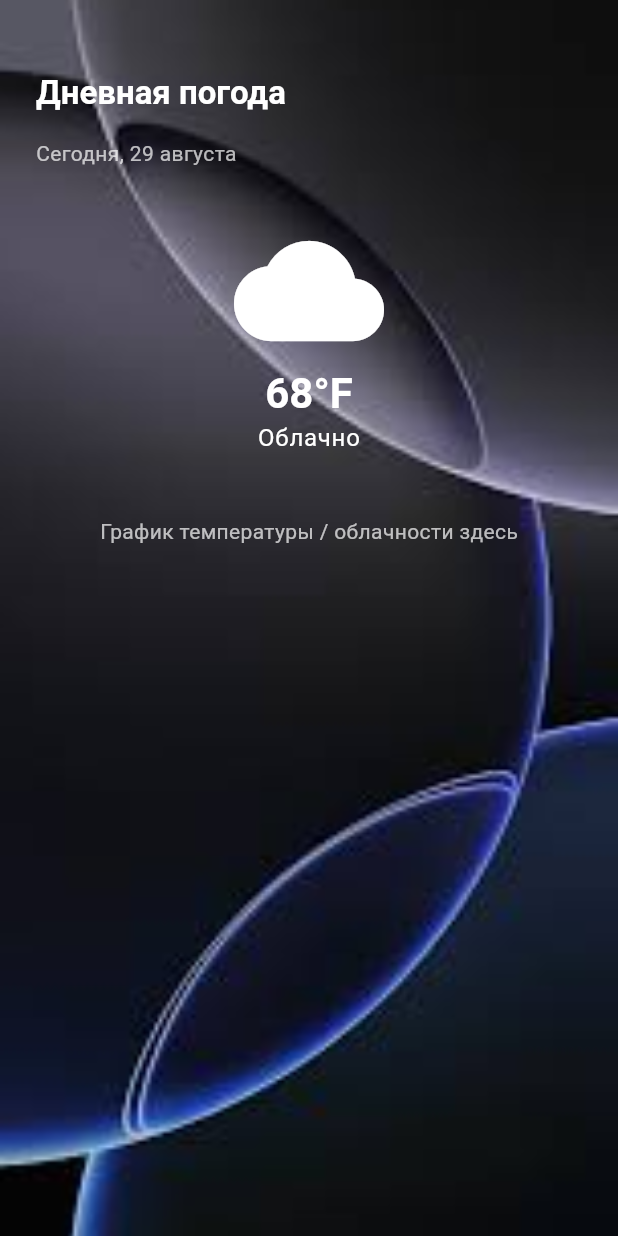
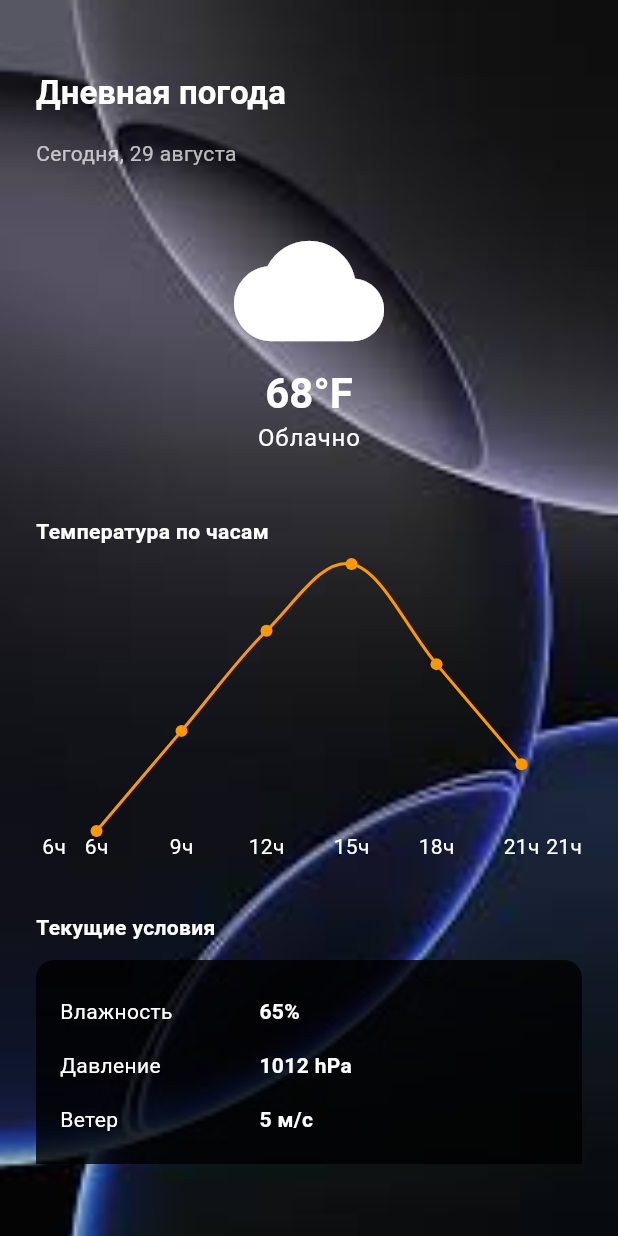
Before and after one commit to afanofrafa/weather_mate, a Flutter app: the screen it shows after launch, swiped to page 2, on a phone screen of 412 x 824 dp. Run offline on Flutter 3.47's test engine with Material 3 defaults, Android fonts, the phone set to English and light mode, and no system bars; drawn by our look-alikes of fl_chart.

Commit message:
WIP: временные изменения перед merge

```diff
--- a/lib/screens/daily_weather_screen.dart
+++ b/lib/screens/daily_weather_screen.dart
@@ -1,4 +1,5 @@
 import 'package:flutter/material.dart';
+import 'package:fl_chart/fl_chart.dart'; // Добавить в pubspec.yaml
 
 class DailyWeatherScreen extends StatelessWidget {
   final bool isDarkMode;
@@ -7,9 +8,9 @@ class DailyWeatherScreen extends StatelessWidget {
 
   @override
   Widget build(BuildContext context) {
-    // Получаем цвета из темы, в зависимости от того, включен ли темный режим
     final textColor = isDarkMode ? Colors.white : Colors.black87;
     final subTextColor = isDarkMode ? Colors.white70 : Colors.black54;
+    final backgroundColor = isDarkMode ? Colors.black54 : Colors.white;
 
     return Scaffold(
       body: Container(
@@ -24,36 +25,29 @@ class DailyWeatherScreen extends StatelessWidget {
           ),
         ),
         padding: const EdgeInsets.symmetric(horizontal: 24, vertical: 48),
+        child: SingleChildScrollView(
           child: Column(
             crossAxisAlignment: CrossAxisAlignment.start,
             children: [
-            // Заголовок с использованием актуальных стилей TextTheme
               Text(
                 'Дневная погода',
                 style: Theme.of(context).textTheme.titleLarge?.copyWith(
-                color: textColor, // Цвет для текста в зависимости от темы
+                  color: textColor,
                   fontWeight: FontWeight.bold,
                 ),
               ),
               const SizedBox(height: 16),
-
-            // Подзаголовок с использованием актуальных стилей TextTheme
               Text(
                 'Сегодня, 29 августа',
                 style: Theme.of(context).textTheme.bodyMedium?.copyWith(
-                color: subTextColor, // Цвет для подзаголовка
+                  color: subTextColor,
                 ),
               ),
               const SizedBox(height: 32),
-
-            // Центральная секция с иконкой и текстом
               Center(
                 child: Column(
                   children: [
-                  // Иконка облака
                     Icon(Icons.cloud, size: 100, color: textColor),
-
-                  // Температура
                     Text(
                       '68°F',
                       style: Theme.of(context).textTheme.headlineMedium?.copyWith(
@@ -61,8 +55,6 @@ class DailyWeatherScreen extends StatelessWidget {
                         fontWeight: FontWeight.bold,
                       ),
                     ),
-
-                  // Состояние погоды
                     Text(
                       'Облачно',
                       style: Theme.of(context).textTheme.bodyLarge?.copyWith(
@@ -72,19 +64,105 @@ class DailyWeatherScreen extends StatelessWidget {
                   ],
                 ),
               ),
-
               const SizedBox(height: 40),
 
-            // Заглушка для графиков и таблиц
-            Center(
-              child: Text(
-                'График температуры / облачности здесь',
-                style: TextStyle(color: subTextColor),
+              // График температуры
+              // График температуры
+              Text('Температура по часам', style: TextStyle(color: textColor, fontWeight: FontWeight.bold)),
+              const SizedBox(height: 12),
+              Padding(
+                padding: const EdgeInsets.symmetric(horizontal: 12), // Уменьшает ширину графика
+                child: SizedBox(
+                  height: 200,
+                  child: LineChart(
+                    LineChartData(
+                      minX: -0.5,
+                      maxX: 5.5,
+                      gridData: FlGridData(show: false),
+                      titlesData: FlTitlesData(
+                        bottomTitles: AxisTitles(
+                          sideTitles: SideTitles(
+                            showTitles: true,
+                            getTitlesWidget: (value, _) {
+                              final hours = ['6ч', '9ч', '12ч', '15ч', '18ч', '21ч'];
+                              if (value.toInt() >= 0 && value.toInt() < hours.length) {
+                                return Text(hours[value.toInt()], style: TextStyle(color: textColor));
+                              }
+                              return const Text('');
+                            },
+                            interval: 1,
+                          ),
+                        ),
+                        leftTitles: AxisTitles(
+                          sideTitles: SideTitles(showTitles: false),
+                        ),
+                        topTitles: AxisTitles(sideTitles: SideTitles(showTitles: false)),
+                        rightTitles: AxisTitles(sideTitles: SideTitles(showTitles: false)),
+                      ),
+                      borderData: FlBorderData(show: false),
+                      lineBarsData: [
+                        LineChartBarData(
+                          spots: [
+                            FlSpot(0, 14),
+                            FlSpot(1, 17),
+                            FlSpot(2, 20),
+                            FlSpot(3, 22),
+                            FlSpot(4, 19),
+                            FlSpot(5, 16),
+                          ],
+                          isCurved: true,
+                          color: Colors.orange,
+                          dotData: FlDotData(show: true),
+                          belowBarData: BarAreaData(show: false),
+                        ),
+                      ],
+                    ),
+                  ),
+                ),
+              ),
+
+              const SizedBox(height: 32),
+
+              // Таблица погодных условий
+              Text('Текущие условия', style: TextStyle(color: textColor, fontWeight: FontWeight.bold)),
+              const SizedBox(height: 12),
+              Container(
+                decoration: BoxDecoration(
+                  color: backgroundColor.withOpacity(0.8),
+                  borderRadius: BorderRadius.circular(12),
+                ),
+                padding: const EdgeInsets.all(16),
+                child: Table(
+                  defaultVerticalAlignment: TableCellVerticalAlignment.middle,
+                  columnWidths: const {
+                    0: FlexColumnWidth(2),
+                    1: FlexColumnWidth(3),
+                  },
+                  children: [
+                    _buildRow('Влажность', '65%', textColor),
+                    _buildRow('Давление', '1012 hPa', textColor),
+                    _buildRow('Ветер', '5 м/с', textColor),
+                    _buildRow('UV-индекс', '3 (умеренный)', textColor),
+                  ],
                 ),
               ),
             ],
           ),
         ),
+      ),
     );
   }
+
+  TableRow _buildRow(String label, String value, Color textColor) {
+    return TableRow(children: [
+      Padding(
+        padding: const EdgeInsets.symmetric(vertical: 8.0),
+        child: Text(label, style: TextStyle(color: textColor)),
+      ),
+      Padding(
+        padding: const EdgeInsets.symmetric(vertical: 8.0),
+        child: Text(value, style: TextStyle(color: textColor, fontWeight: FontWeight.bold)),
+      ),
+    ]);
   }
+}
--- a/pubspec.yaml
+++ b/pubspec.yaml
@@ -31,6 +31,7 @@ dependencies:
   flutter:
     sdk: flutter
   google_fonts: ^6.1.0  # или самая последняя версия
+  fl_chart: ^0.66.0
   # The following adds the Cupertino Icons font to your application.
   # Use with the CupertinoIcons class for iOS style icons.
   cupertino_icons: ^1.0.8
```
Also changed, not shown: pubspec.lock. Lines whose indentation alone changed are shown as unchanged.
